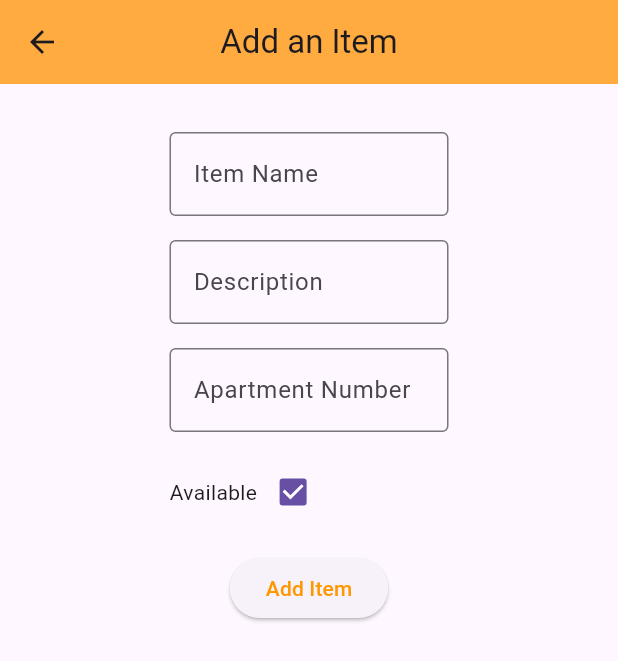
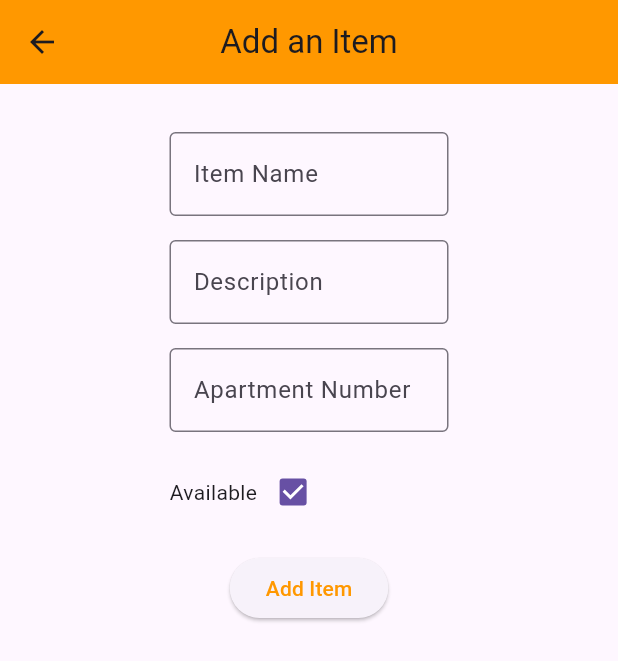
Before and after one commit to chenyb4/NeighborShare-Frontend, a Flutter app: the screen it shows after launch, after a tap on the "add" icon, on a phone screen of 412 x 824 dp. Shown: the top 661 px of the screen. Run offline on Flutter 3.47's test engine with Material 3 defaults, Android fonts, the phone set to English and light mode, and no system bars; network calls fail.

Commit message:
refactoring for backend address and colors. added  delete functionality. bug is that the item  deleted is not the one   sent to the backend

```diff
--- /dev/null
+++ b/lib/data/data.dart
@@ -0,0 +1,2 @@
+
+const String myDummyEmail = 'chenyb4work@outlook.com';
--- a/lib/screens/add_item.dart
+++ b/lib/screens/add_item.dart
@@ -1,4 +1,6 @@
 import 'dart:convert';
+import 'package:aad_hybrid/utils/backend_address.dart';
+import 'package:aad_hybrid/utils/colors.dart';
 import 'package:flutter/material.dart';
 import 'package:http/http.dart' as http;
 
@@ -45,7 +47,7 @@ class _AddItemState extends State<AddItem> {
     };
 
     final response = await http.post(
-      Uri.parse('http://localhost:3000/items/'),
+      Uri.parse(baseUrl+'/items/'),
       headers: <String, String>{
         'Content-Type': 'application/json; charset=UTF-8',
       },
@@ -69,8 +71,8 @@ class _AddItemState extends State<AddItem> {
         _isAvailable = true;
       });
 
-      Future.delayed(Duration(milliseconds: 1500), () {
-        Navigator.pushReplacement(context, MaterialPageRoute(builder: (context) => Home()));
+      Future.delayed(Duration(milliseconds: 800), () {
+        Navigator.pop(context);
       });
 
     } else {
@@ -90,7 +92,7 @@ class _AddItemState extends State<AddItem> {
       appBar: AppBar(
         title: Text("Add an Item"),
         centerTitle: true,
-        backgroundColor: Colors.orangeAccent,
+        backgroundColor: themeColorShade1,
       ),
       body: Center(
         child: SizedBox(
@@ -141,7 +143,7 @@ class _AddItemState extends State<AddItem> {
                   onPressed: _addItem,
                   child: Text(
                     "Add Item",
-                    style: TextStyle(color: Colors.orange),
+                    style: TextStyle(color: themeColorShade1),
                   ),
                 ),
               ],
--- a/lib/screens/item_details.dart
+++ b/lib/screens/item_details.dart
@@ -1,3 +1,4 @@
+import 'package:aad_hybrid/utils/colors.dart';
 import 'package:flutter/material.dart';
 import '../models/Item.dart'; // Import your Item model
 
@@ -17,7 +18,7 @@ class _ItemDetailsState extends State<ItemDetails> {
       appBar: AppBar(
         title: Text(widget.item.name),
         centerTitle: true,
-        backgroundColor: Colors.orange,
+        backgroundColor: themeColorShade1,
       ),
       body: Center(
         child: Column(
--- /dev/null
+++ b/lib/utils/backend_address.dart
@@ -0,0 +1,4 @@
+
+
+
+const String baseUrl = 'http://10.0.2.2:3000';
--- /dev/null
+++ b/lib/utils/colors.dart
@@ -0,0 +1,7 @@
+
+
+import 'package:flutter/material.dart';
+
+const themeColorShade1=Colors.orange;
+
+const themeColorShade2=Colors.amberAccent;
--- /dev/null
+++ b/lib/utils/helperFunctions.dart
@@ -0,0 +1,17 @@
+import 'dart:convert';
+
+import 'package:aad_hybrid/utils/backend_address.dart';
+
+import '../models/Item.dart';
+import 'package:http/http.dart' as http;
+
+Future<List<Item>> fetchItems() async {
+  final response = await http.get(Uri.parse(baseUrl+'/items'));
+  if (response.statusCode == 200) {
+    Iterable jsonResponse = jsonDecode(response.body);
+    List<Item> items = jsonResponse.map((item) => Item.fromJson(item)).toList();
+    return items;
+  } else {
+    throw Exception('Failed to load items');
+  }
+}
```
Also changed, not shown: lib/models/Item.dart (+13 -20 lines), lib/screens/home.dart (+54 -24 lines).
